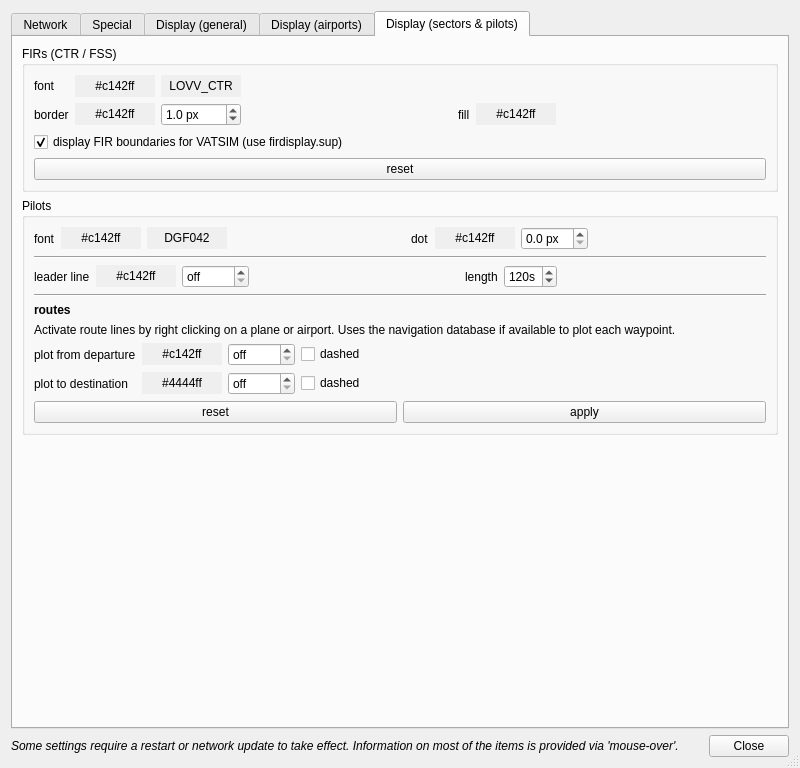
Qt form trunk/QuteScoop/src/PreferencesDialog.ui (qutescoop/qutescoop) before a commit.
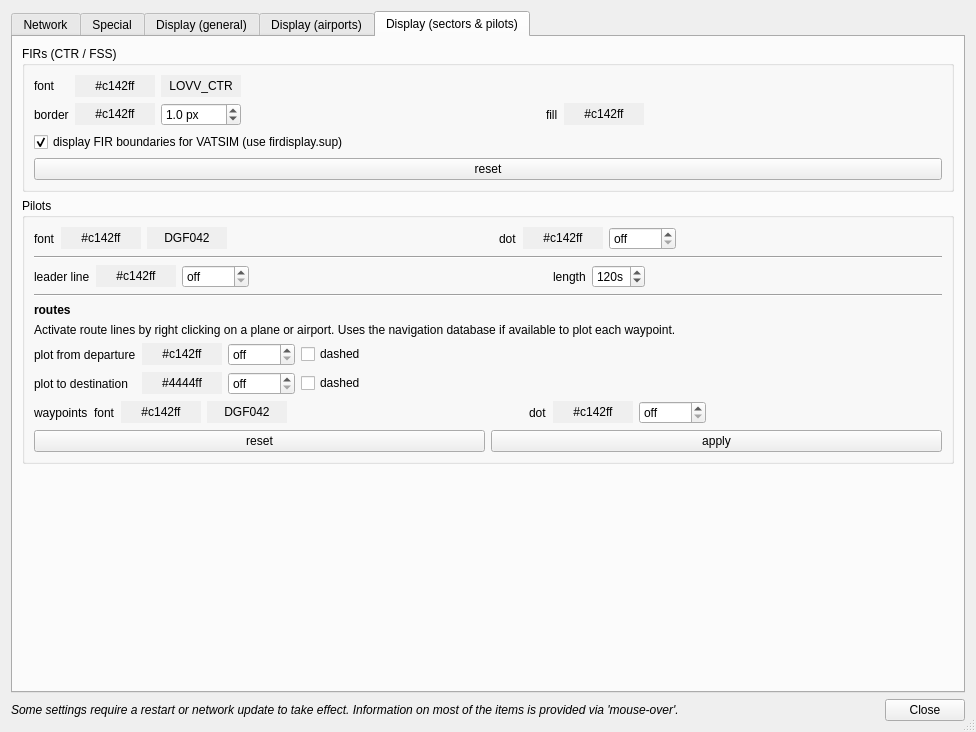
The same form after that commit. The open tabs and pages were chosen to show the change. Icons and pictures are not drawn.

What changed in the file:
```diff
--- a/trunk/QuteScoop/src/PreferencesDialog.ui
+++ b/trunk/QuteScoop/src/PreferencesDialog.ui
@@ -6,8 +6,8 @@
    <rect>
     <x>0</x>
     <y>0</y>
-    <width>800</width>
-    <height>768</height>
+    <width>976</width>
+    <height>732</height>
    </rect>
   </property>
   <property name="windowTitle">
@@ -2529,6 +2529,9 @@
             </item>
             <item row="0" column="6">
              <widget class="QDoubleSpinBox" name="sbPilotDotSize">
+              <property name="specialValueText">
+               <string>off</string>
+              </property>
               <property name="suffix">
                <string> px</string>
               </property>
@@ -2853,6 +2856,121 @@
             </item>
            </layout>
           </item>
+          <item>
+           <layout class="QGridLayout" name="gridLayout_8">
+            <item row="0" column="1">
+             <widget class="QLabel" name="label_36">
+              <property name="text">
+               <string>font</string>
+              </property>
+              <property name="buddy">
+               <cstring>pbPilotFontColor</cstring>
+              </property>
+             </widget>
+            </item>
+            <item row="0" column="2">
+             <widget class="QPushButton" name="waypointsFontColor">
+              <property name="autoFillBackground">
+               <bool>true</bool>
+              </property>
+              <property name="text">
+               <string>#c142ff</string>
+              </property>
+              <property name="flat">
+               <bool>true</bool>
+              </property>
+             </widget>
+            </item>
+            <item row="0" column="4">
+             <spacer name="horizontalSpacer_19">
+              <property name="orientation">
+               <enum>Qt::Horizontal</enum>
+              </property>
+              <property name="sizeHint" stdset="0">
+               <size>
+                <width>40</width>
+                <height>20</height>
+               </size>
+              </property>
+             </spacer>
+            </item>
+            <item row="0" column="3">
+             <widget class="QPushButton" name="waypointsFont">
+              <property name="autoFillBackground">
+               <bool>true</bool>
+              </property>
+              <property name="text">
+               <string>DGF042</string>
+              </property>
+              <property name="flat">
+               <bool>true</bool>
+              </property>
+             </widget>
+            </item>
+            <item row="0" column="5">
+             <widget class="QLabel" name="label_39">
+              <property name="text">
+               <string>dot</string>
+              </property>
+              <property name="buddy">
+               <cstring>pbPilotDotColor</cstring>
+              </property>
+             </widget>
+            </item>
+            <item row="0" column="6">
+             <widget class="QPushButton" name="waypointsDotColor">
+              <property name="autoFillBackground">
+               <bool>true</bool>
+              </property>
+              <property name="text">
+               <string>#c142ff</string>
+              </property>
+              <property name="flat">
+               <bool>true</bool>
+              </property>
+             </widget>
+            </item>
+            <item row="0" column="7">
+             <widget class="QDoubleSpinBox" name="waypointsDotSize">
+              <property name="specialValueText">
+               <string>off</string>
+              </property>
+              <property name="suffix">
+               <string> px</string>
+              </property>
+              <property name="decimals">
+               <number>1</number>
+              </property>
+              <property name="maximum">
+               <double>10.000000000000000</double>
+              </property>
+              <property name="singleStep">
+               <double>0.100000000000000</double>
+              </property>
+             </widget>
+            </item>
+            <item row="0" column="8">
+             <spacer name="horizontalSpacer_20">
+              <property name="orientation">
+               <enum>Qt::Horizontal</enum>
+              </property>
+              <property name="sizeHint" stdset="0">
+               <size>
+                <width>40</width>
+                <height>20</height>
+               </size>
+              </property>
+             </spacer>
+            </item>
+            <item row="0" column="0">
+             <widget class="QLabel" name="label_4">
+              <property name="text">
+               <string>waypoints</string>
+              </property>
+             </widget>
+            </item>
+           </layout>
+          </item>
           <item>
            <layout class="QHBoxLayout" name="horizontalLayout_10">
             <item>
```
Left out of the diff: 86 changed lines with no effect on the pictures.
